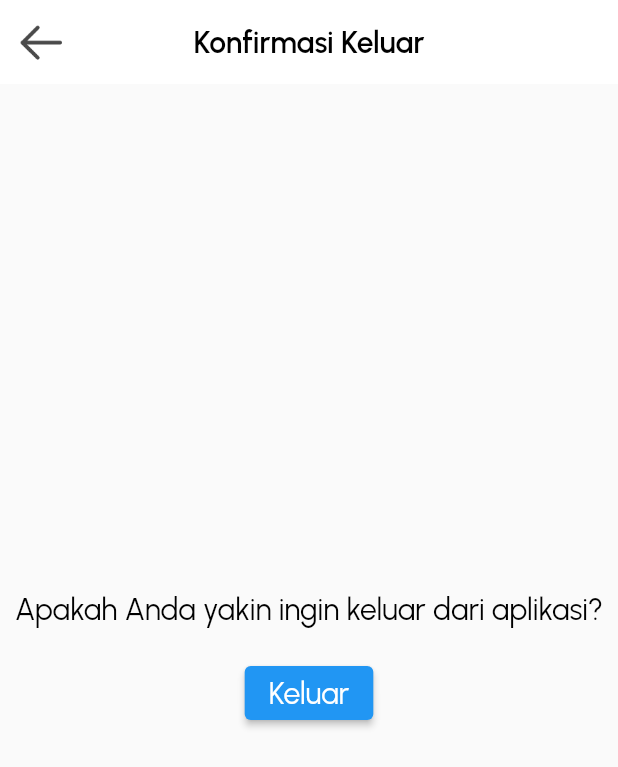
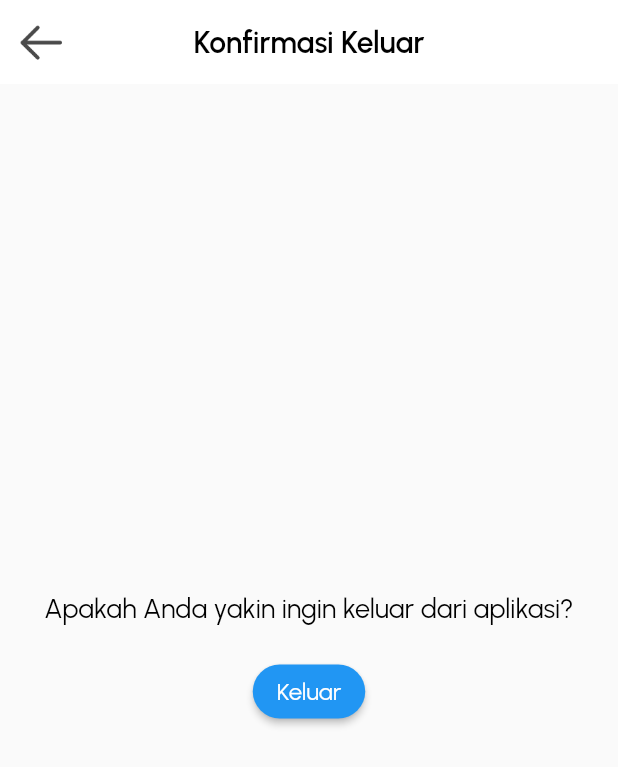
Before and after one commit to alvianfirdaus/EduScan, a Flutter app: the LogoutPage screen opened by its route, on a phone screen of 412 x 824 dp. Shown: the top 767 px of the screen. Run offline on Flutter 3.47's test engine with Material 2 defaults, Android fonts, the phone set to English and light mode, and no system bars; our stand-ins replace google_fonts.

Commit message:
Update Logout dan Sign Up

```diff
--- a/lib/pages/logout.dart
+++ b/lib/pages/logout.dart
@@ -34,14 +34,22 @@ class LogoutPage extends StatelessWidget {
         child: Column(
           mainAxisAlignment: MainAxisAlignment.center,
           children: [
-            CustomTextStyle(text: 'Apakah Anda yakin ingin keluar dari aplikasi?'),
+
+            CustomTextStyle(text: 'Apakah Anda yakin ingin keluar dari aplikasi?', fontSize: 18,),
             SizedBox(height: 20,),
             ElevatedButton(
               onPressed: () {
                 // Keluar dari aplikasi
                 SystemNavigator.pop();
               },
-              child: CustomTextStyle(text: 'Keluar', color: Colors.white, ),
+              style: ButtonStyle(
+                    shape: MaterialStateProperty.all<RoundedRectangleBorder>(
+                      RoundedRectangleBorder(
+                        borderRadius: BorderRadius.circular(100),
+                      ),
+                    ),
+                  ),
+              child: CustomTextStyle(text: 'Keluar', color: Colors.white, fontSize: 16,),
             ),
           ],
         ),
--- a/lib/pages/page_sign_up.dart
+++ b/lib/pages/page_sign_up.dart
@@ -74,7 +74,7 @@ class pageSignUp extends StatelessWidget {
                 children: <Widget>[
                   ElevatedButton(
                     onPressed: () {
-                      Navigator.pushNamed(context, Routes.signUp);
+                      Navigator.pushNamed(context, Routes.signIn);
                     },
                     style: ButtonStyle(
                       minimumSize: MaterialStatePropertyAll(Size(300, 50)),
```
